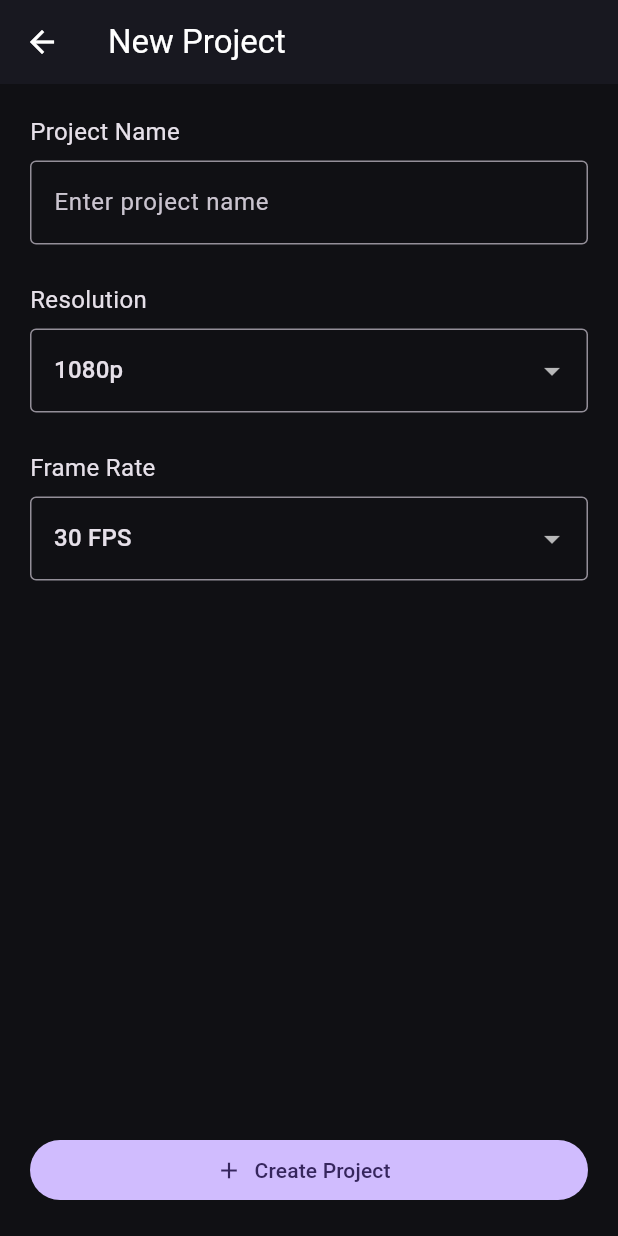
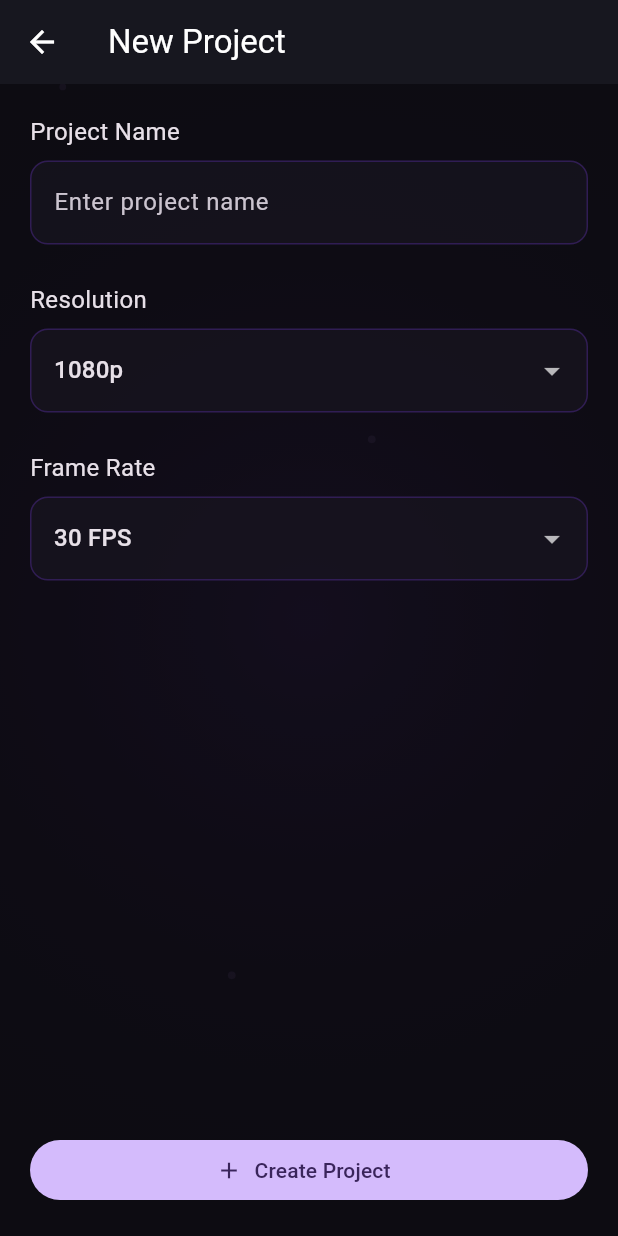
Before and after one commit to mrcreepertamil/VeCut, a Flutter app: the ProjectSetupPage screen opened directly, on a phone screen of 412 x 824 dp. Run offline on Flutter 3.47's test engine with Material 3 defaults, Android fonts, the phone set to English and light mode, and no system bars; our stand-ins replace file_picker, flutter_svg, video_player; missing offline and left inert: ffmpeg_kit_flutter_new.

Commit message:
Apply textured VeCut interface theme

```diff
--- a/app/lib/theme/ve_cut_theme.dart
+++ b/app/lib/theme/ve_cut_theme.dart
@@ -1,21 +1,43 @@
-
 import 'package:flutter/material.dart';
 
 class VeCutTheme {
-  static const Color background = Color(0xFF101014);
-  static const Color surface = Color(0xFF181820);
-  static const Color accent = Color(0xFF8B5CF6);
+  static const Color background = Color(0xFF100E16);
+  static const Color surface = Color(0xE6181820);
+  static const Color accent = Color(0xFF9B5CFF);
 
-  static ThemeData darkTheme = ThemeData(
+  static final ThemeData darkTheme = ThemeData(
     brightness: Brightness.dark,
-    scaffoldBackgroundColor: background,
+    scaffoldBackgroundColor: Colors.transparent,
     colorScheme: ColorScheme.fromSeed(
       seedColor: accent,
       brightness: Brightness.dark,
+      surface: surface,
     ),
     appBarTheme: const AppBarTheme(
       backgroundColor: surface,
       foregroundColor: Colors.white,
+      elevation: 0,
+      scrolledUnderElevation: 0,
+    ),
+    cardTheme: CardThemeData(
+      color: const Color(0xCC181520),
+      surfaceTintColor: Colors.transparent,
+      shape: RoundedRectangleBorder(
+        borderRadius: BorderRadius.circular(14),
+        side: const BorderSide(color: Color(0x337C3AED)),
+      ),
+    ),
+    inputDecorationTheme: InputDecorationTheme(
+      filled: true,
+      fillColor: const Color(0xAA181520),
+      border: OutlineInputBorder(
+        borderRadius: BorderRadius.circular(12),
+        borderSide: const BorderSide(color: Color(0x557C3AED)),
+      ),
+      enabledBorder: OutlineInputBorder(
+        borderRadius: BorderRadius.circular(12),
+        borderSide: const BorderSide(color: Color(0x447C3AED)),
+      ),
     ),
     useMaterial3: true,
   );
```
